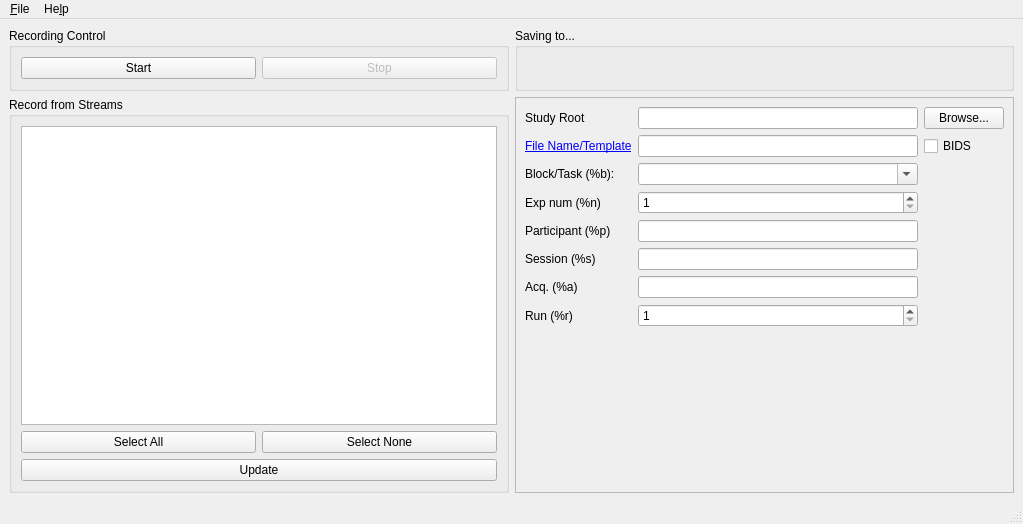
This is mainwindow.ui in labstreaminglayer/App-LabRecorder as Qt 5 draws it before an edit. The edited form follows.
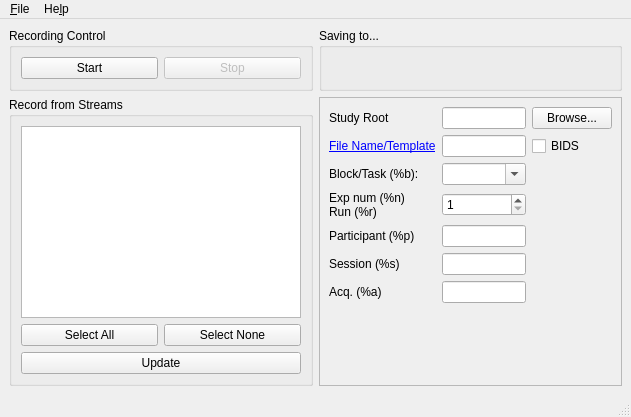
This is the edited form.

Patch:
```diff
--- a/mainwindow.ui
+++ b/mainwindow.ui
@@ -2,14 +2,6 @@
 <ui version="4.0">
  <class>MainWindow</class>
  <widget class="QMainWindow" name="MainWindow">
-  <property name="geometry">
-   <rect>
-    <x>0</x>
-    <y>0</y>
-    <width>1023</width>
-    <height>524</height>
-   </rect>
-  </property>
   <property name="windowTitle">
    <string>Lab Recorder</string>
   </property>
@@ -109,11 +101,20 @@
        <bool>true</bool>
       </property>
       <widget class="QWidget" name="scrollAreaWidgetContents">
+       <property name="geometry">
+        <rect>
+         <x>0</x>
+         <y>0</y>
+         <width>316</width>
+         <height>312</height>
+        </rect>
+       </property>
        <layout class="QGridLayout" name="gridLayout_2">
         <item row="3" column="0">
          <widget class="QLabel" name="label_expNum">
           <property name="text">
-           <string>Exp num (%n)</string>
+           <string>Exp num (%n)
+Run (%r)</string>
           </property>
          </widget>
         </item>
@@ -143,13 +144,6 @@
           </property>
          </widget>
         </item>
-        <item row="7" column="0">
-         <widget class="QLabel" name="label_run">
-          <property name="text">
-           <string>Run (%r)</string>
-          </property>
-         </widget>
-        </item>
         <item row="0" column="2">
          <widget class="QPushButton" name="rootBrowseButton">
           <property name="text">
@@ -160,22 +154,6 @@
           </property>
          </widget>
         </item>
-        <item row="7" column="1">
-         <widget class="QSpinBox" name="spinBox_run">
-          <property name="sizePolicy">
-           <sizepolicy hsizetype="Expanding" vsizetype="Fixed">
-            <horstretch>0</horstretch>
-            <verstretch>0</verstretch>
-           </sizepolicy>
-          </property>
-          <property name="minimum">
-           <number>1</number>
-          </property>
-          <property name="maximum">
-           <number>1000</number>
-          </property>
-         </widget>
-        </item>
         <item row="6" column="1">
          <widget class="QLineEdit" name="lineEdit_acq"/>
         </item>
@@ -217,15 +195,15 @@
           </property>
          </widget>
         </item>
-        <item row="8" column="1">
+        <item row="7" column="1">
          <spacer name="verticalSpacer">
           <property name="orientation">
            <enum>Qt::Vertical</enum>
           </property>
           <property name="sizeHint" stdset="0">
            <size>
-            <width>20</width>
-            <height>40</height>
+            <width>0</width>
+            <height>0</height>
            </size>
           </property>
          </spacer>
@@ -261,7 +239,7 @@
     <rect>
      <x>0</x>
      <y>0</y>
-     <width>1023</width>
+     <width>659</width>
      <height>30</height>
     </rect>
    </property>
```
Left out of the diff: 18 changed lines with no effect on the pictures.
